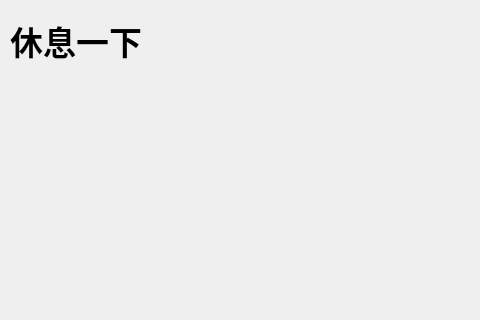
This is mainwindow.ui in djxc/dj_rest as Qt 5 draws it before an edit; both pictures show x 0 to 480 and y 0 to 320 of the 800 by 600 pixel window. The edited form follows.
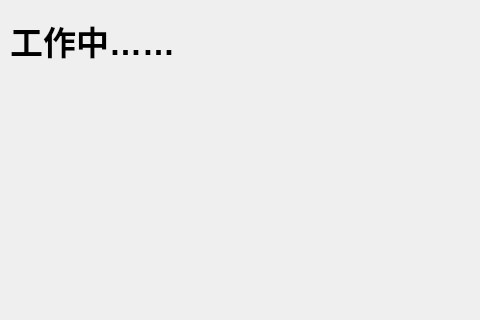
This is the edited form.

Commit message: 适配两个显示器；休息时长通过配置文件进行配置

Diff of the .ui file:
```diff
--- a/mainwindow.ui
+++ b/mainwindow.ui
@@ -19,7 +19,7 @@
      <rect>
       <x>10</x>
       <y>10</y>
-      <width>141</width>
+      <width>211</width>
       <height>61</height>
      </rect>
     </property>
@@ -31,7 +31,7 @@
      </font>
     </property>
     <property name="text">
-     <string>休息一下</string>
+     <string>工作中……</string>
     </property>
    </widget>
   </widget>
```
The commit also changes 10 other files.
